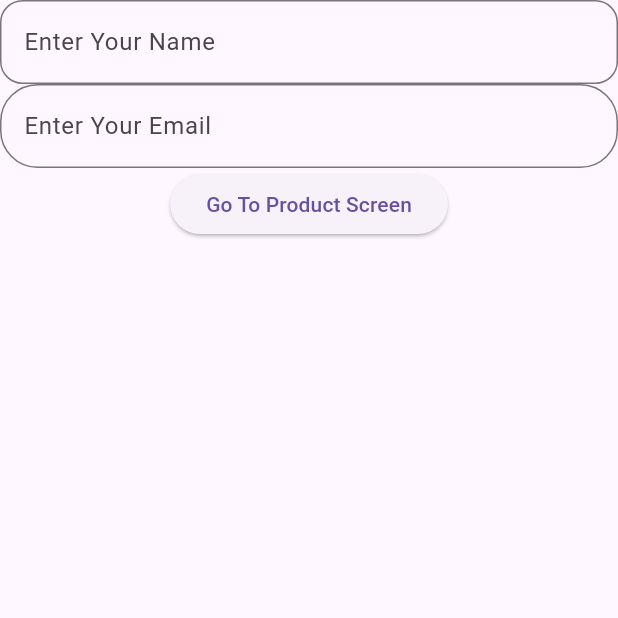
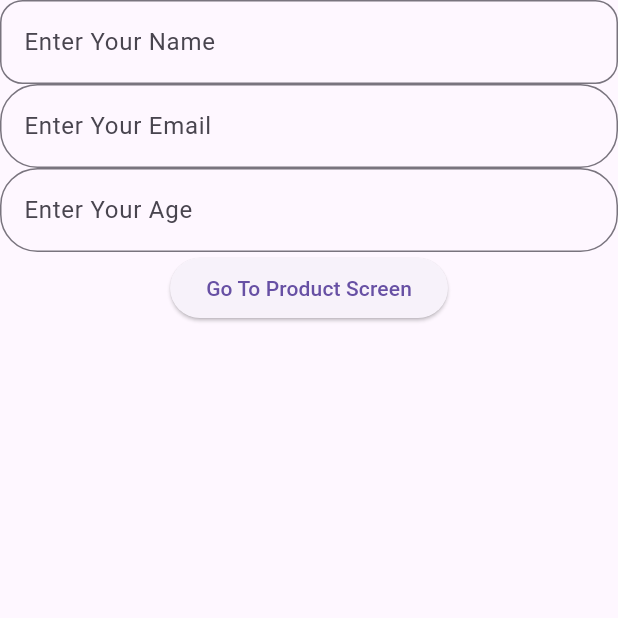
Before and after one commit to Mrvicky321/datapasing, a Flutter app: the screen it shows after launch, on a phone screen of 412 x 824 dp, the top half of it. Run offline on Flutter 3.47's test engine with Material 3 defaults, Android fonts, the phone set to English and light mode, and no system bars.

Commit message:
new text edited

```diff
--- a/lib/home_screen.dart
+++ b/lib/home_screen.dart
@@ -23,6 +23,9 @@ class _HomeScreenState extends State<HomeScreen> {
           TextField(
             controller:emailController ,
             decoration: InputDecoration(hintText: "Enter Your Email",border: OutlineInputBorder(borderRadius: BorderRadius.all(Radius.circular(25)))),
+          ),TextField(
+            controller:emailController ,
+            decoration: InputDecoration(hintText: "Enter Your Age",border: OutlineInputBorder(borderRadius: BorderRadius.all(Radius.circular(25)))),
           ),
           ElevatedButton(onPressed: () async{
 
```
Also changed, not shown: lib/new_branch.dart (added), new_page.dart (added).
